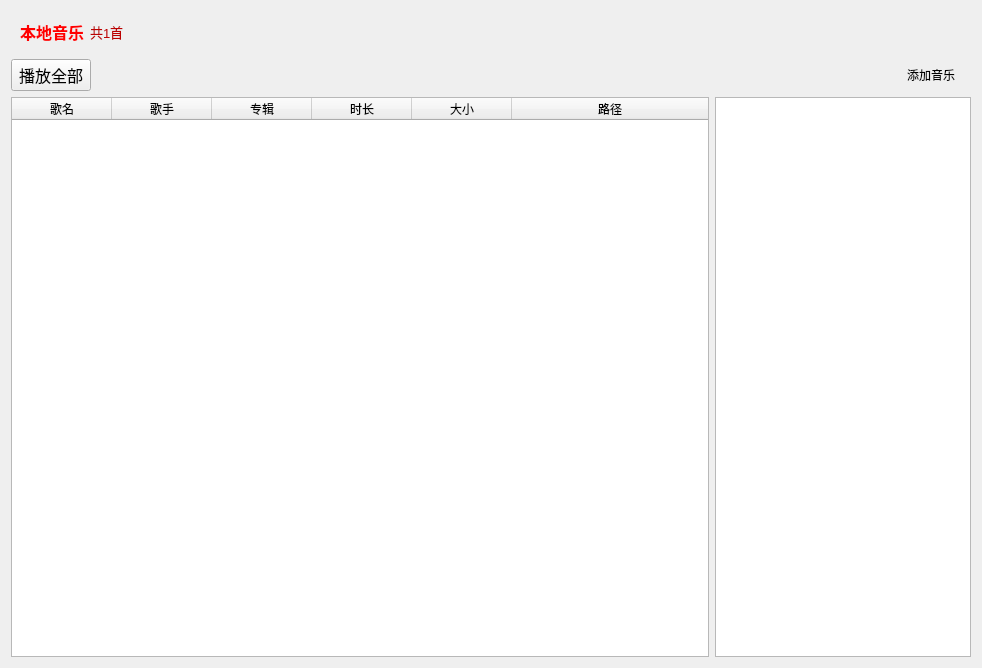
Old version of the form musicWindow.ui in the repository ZHKU-Robot/MusicPlay.
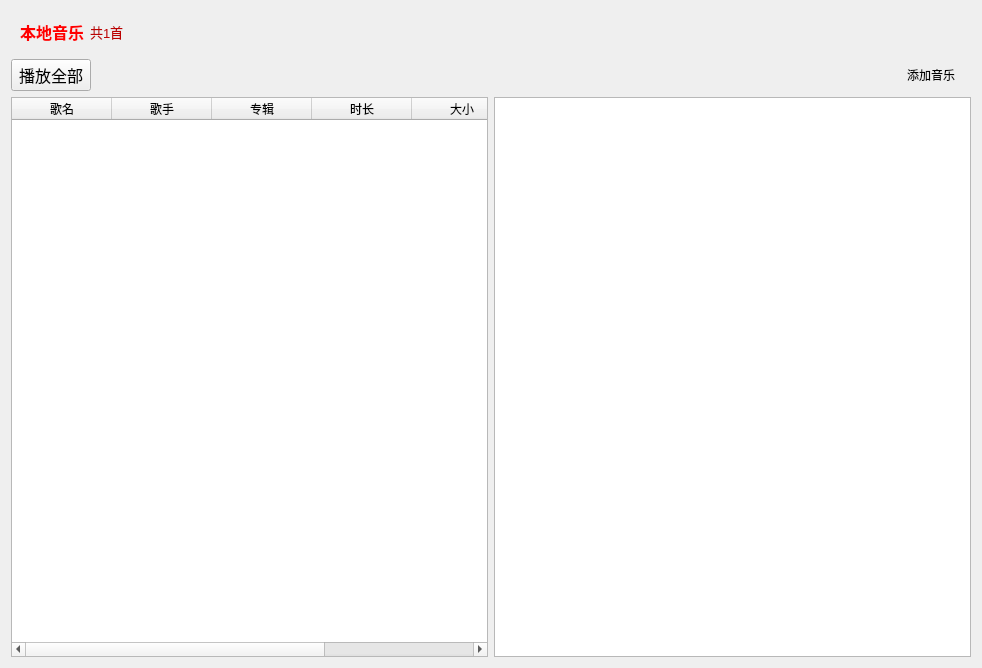
New version of the form. Icons and pictures are not drawn. Custom widgets are drawn as their Qt base class.

Patch:
```diff
--- a/musicWindow.ui
+++ b/musicWindow.ui
@@ -150,7 +150,7 @@
     </layout>
    </item>
    <item>
-    <layout class="QHBoxLayout" name="horizontalLayout_2" stretch="1,0">
+    <layout class="QHBoxLayout" name="horizontalLayout_2" stretch="1,1">
      <item>
       <widget class="MyMusicTable" name="musicTable">
        <property name="editTriggers">
```
